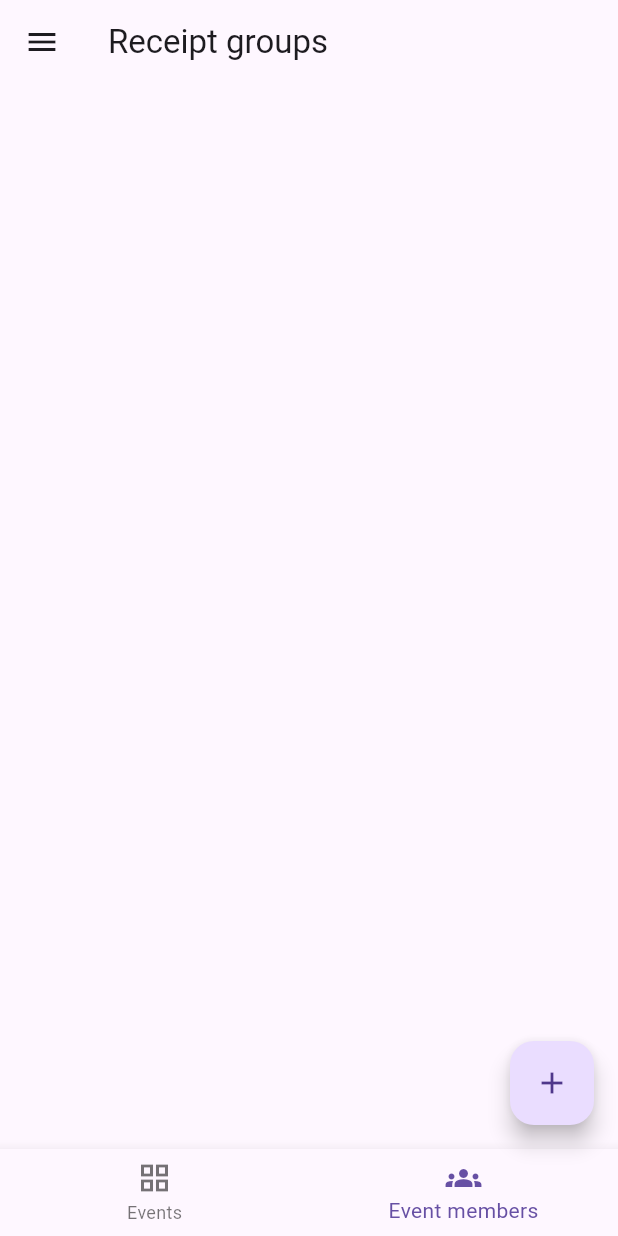
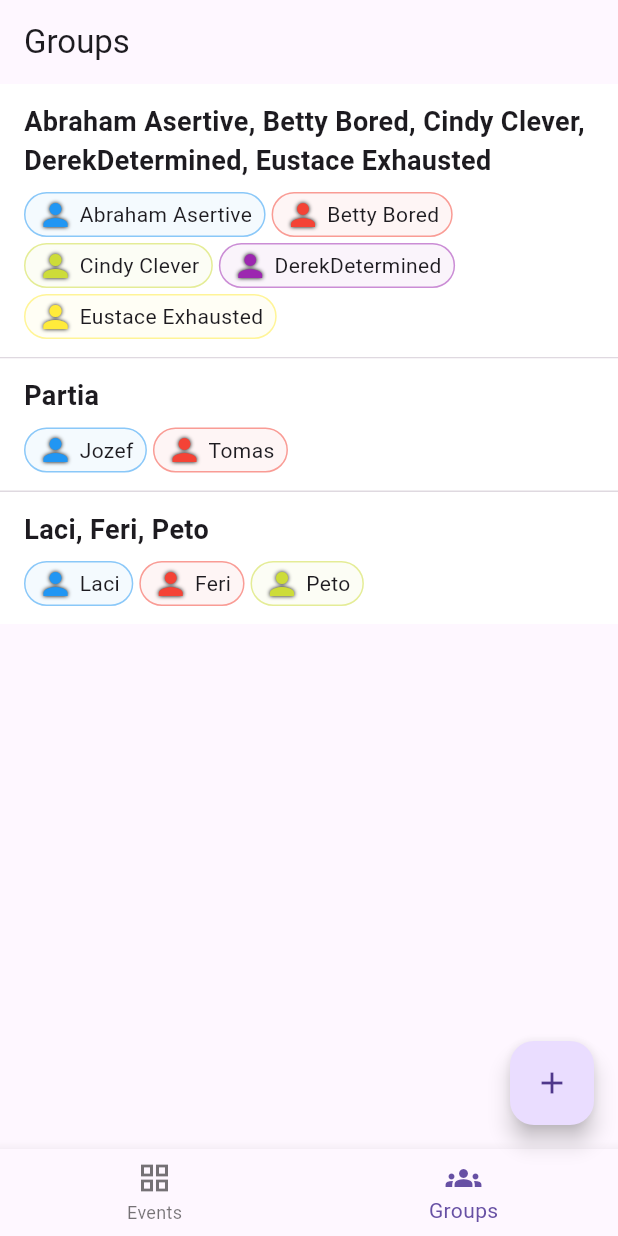
Before and after one commit to RoboBaranik/receipt_calculator, a Flutter app: the screen it shows after launch, item 2 of the bottom bar chosen, on a phone screen of 412 x 824 dp. Run offline on Flutter 3.47's test engine with Material 2 defaults, Android fonts, the phone set to English and light mode, and no system bars; our stand-ins replace expandable, flutter_slidable; missing offline and left inert: dart:ffi, qr_code_scanner.

Commit message:
Display all members

```diff
--- a/lib/pages/receipt_groups_page.dart
+++ b/lib/pages/receipt_groups_page.dart
@@ -1,3 +1,4 @@
+import 'package:collection/collection.dart';
 import 'package:flutter/material.dart';
 import 'package:receipt_calculator/data/receipt_payment.dart';
 import 'package:receipt_calculator/helper.dart';
@@ -6,12 +7,14 @@ import 'package:receipt_calculator/widgets/drawer.dart';
 import 'package:receipt_calculator/widgets/receipt_groups/date.dart';
 
 class ReceiptGroupsPage extends StatefulWidget {
-  static const String route = '/groups';
-  final List<Event> groups;
-  ReceiptGroupsPage({super.key, required this.groups}) {
-    for (var group in groups) {
-      if (group.receipts.isEmpty) {
-        group.receipts.addAll([Routes.mocked1, Routes.mocked2]);
+  static const String route = 'groups';
+  final List<Event> events;
+  final List<PersonGroup> memberGroups;
+  ReceiptGroupsPage(
+      {super.key, required this.events, required this.memberGroups}) {
+    for (var event in events) {
+      if (event.receipts.isEmpty) {
+        event.receipts.addAll([Routes.mocked1, Routes.mocked2]);
       }
     }
   }
@@ -28,10 +31,13 @@ class _ReceiptGroupsPageState extends State<ReceiptGroupsPage> {
   @override
   Widget build(BuildContext context) {
     return Scaffold(
-      appBar: AppBar(title: const Text('Receipt groups')),
-      drawer: const Drawer(
-        child: AppDrawer(currentRoute: Routes.receiptList),
-      ),
+      appBar: AppBar(
+          title: selectedTab == _ReceiptGroupsPageTab.groups
+              ? const Text('Events')
+              : const Text('Groups')),
+      // drawer: const Drawer(
+      //   child: AppDrawer(currentRoute: Routes.receiptList),
+      // ),
       floatingActionButton: FloatingActionButton(
         onPressed: () {
           // showDialog<Receipt>(
@@ -54,18 +60,17 @@ class _ReceiptGroupsPageState extends State<ReceiptGroupsPage> {
         }),
         items: const [
           BottomNavigationBarItem(icon: Icon(Icons.grid_view), label: 'Events'),
-          BottomNavigationBarItem(
-              icon: Icon(Icons.groups), label: 'Event members'),
+          BottomNavigationBarItem(icon: Icon(Icons.groups), label: 'Groups'),
         ],
       ),
-      body: [groupsTab(), membersTab()][selectedTab.index],
+      body: [eventsTab(), membersTab()][selectedTab.index],
     );
   }
 
-  Widget groupsTab() {
+  Widget eventsTab() {
     return ListView.separated(
         itemBuilder: (context, index) {
-          Event event = widget.groups.elementAt(index);
+          Event event = widget.events.elementAt(index);
           String groupName =
               'Abraham Asertive, Betty Bored, Cindy Clever'; //event.group.toString();
 
@@ -73,7 +78,8 @@ class _ReceiptGroupsPageState extends State<ReceiptGroupsPage> {
           return GestureDetector(
             behavior: HitTestBehavior.opaque,
             onTap: () {
-              debugPrint('Tapped');
+              Navigator.pushNamed(context, Routes.receiptList,
+                  arguments: event);
             },
             child: Container(
               decoration: const BoxDecoration(color: Colors.white),
@@ -143,6 +149,78 @@ class _ReceiptGroupsPageState extends State<ReceiptGroupsPage> {
   }
 
   Widget membersTab() {
-    return Container();
+    return ListView.separated(
+        itemBuilder: (context, index) {
+          PersonGroup group = widget.memberGroups.elementAt(index);
+          return Container(
+            decoration: const BoxDecoration(color: Colors.white),
+            padding: const EdgeInsets.symmetric(vertical: 12, horizontal: 16),
+            child: Column(
+              crossAxisAlignment: CrossAxisAlignment.start,
+              children: [
+                Text(
+                  group.toString(),
+                  style: TextStyle(fontWeight: FontWeight.bold, fontSize: 18),
+                ),
+                const SizedBox(height: 8),
+                Wrap(
+                  spacing: 4,
+                  runSpacing: 4,
+                  children: group.members
+                      .mapIndexed((index, member) => Container(
+                            decoration: BoxDecoration(
+                                color: Helper.colorPerPerson[index % 10]
+                                    .withOpacity(0.05),
+                                border: Border.all(
+                                    color: Helper.colorPerPerson[index % 10]
+                                        .withOpacity(0.5)),
+                                borderRadius: BorderRadius.circular(16)),
+                            padding: const EdgeInsets.symmetric(
+                                vertical: 2, horizontal: 8),
+                            child: Row(
+                              mainAxisSize: MainAxisSize.min,
+                              children: [
+                                Icon(
+                                  Icons.person,
+                                  color: Helper.colorPerPerson[index % 10],
+                                  shadows: const [
+                                    Shadow(color: Colors.black, blurRadius: 3)
+                                  ],
+                                ),
+                                const SizedBox(width: 4),
+                                Text(member.name)
+                              ],
+                            ),
+                          ))
+                      .toList(),
+                ),
+                // ...group.members
+                //     .mapIndexed((index, member) => Container(
+                //           decoration: BoxDecoration(
+                //               border: Border.all(color: Colors.black12),
+                //               borderRadius: BorderRadius.circular(16)),
+                //           padding:
+                //               const EdgeInsets.symmetric(vertical: 2, horizontal: 8),
+                //           child: Row(
+                //             mainAxisSize: MainAxisSize.min,
+                //             children: [
+                //               Icon(
+                //                 Icons.person,
+                //                 color: Helper.colorPerPerson[index % 10],
+                //               ),
+                //               const SizedBox(width: 4),
+                //               Text(member.name)
+                //             ],
+                //           ),
+                //         ))
+                //     .toList()
+              ],
+            ),
+          );
+        },
+        separatorBuilder: (context, index) {
+          return Container(height: 1, color: Colors.black12);
+        },
+        itemCount: widget.memberGroups.length);
   }
 }
--- a/lib/pages/receipt_list_page.dart
+++ b/lib/pages/receipt_list_page.dart
@@ -40,10 +40,20 @@ class _ReceiptListPageState extends State<ReceiptListPage> {
     widget.group.receipts
         .sort((a, b) => b.timeCreated.compareTo(a.timeCreated));
     return Scaffold(
-      appBar: AppBar(title: const Text('New Receipt list')),
-      drawer: const Drawer(
-        child: AppDrawer(currentRoute: Routes.receiptList),
-      ),
+      appBar: AppBar(
+          title: Column(
+        crossAxisAlignment: CrossAxisAlignment.start,
+        children: [
+          const Text('Event'),
+          Text(
+            '${widget.group.members.length} members, ${Helper.dateTimeToString(widget.group.timeCreated)}',
+            style: const TextStyle(fontSize: 12, color: Colors.black54),
+          ),
+        ],
+      )),
+      // drawer: const Drawer(
+      //   child: AppDrawer(currentRoute: Routes.receiptList),
+      // ),
       floatingActionButton: FloatingActionButton(
         onPressed: () {
           showDialog<Receipt>(
--- a/lib/routes.dart
+++ b/lib/routes.dart
@@ -11,7 +11,7 @@ import 'package:receipt_calculator/pages/receipt_summary_page.dart';
 import 'data/receipt_item.dart';
 
 class Routes {
-  static const String receiptList = 'receipt_list';
+  static const String receiptList = '/receipt_list';
   static const String receiptSummary = '/receipt_summary';
   static const String receipt = '/receipt';
   static const String receiptCreateManual = '/receipt_create_manual';
@@ -58,8 +58,10 @@ class Routes {
             transitionsBuilder: transition);
       case ReceiptGroupsPage.route:
         return PageRouteBuilder(
-            pageBuilder: (context, _, __) =>
-                ReceiptGroupsPage(groups: [mockedEvent]),
+            pageBuilder: (context, _, __) => ReceiptGroupsPage(
+                  events: [mockedEvent],
+                  memberGroups: [mockedGroup, mockedGroup2, mockedGroup3],
+                ),
             transitionsBuilder: transition);
 
       default:
@@ -90,9 +92,18 @@ class Routes {
   static Person personC = Person('Cindy Clever');
   static Person personD = Person('DerekDetermined');
   static Person personE = Person('Eustace Exhausted');
+  static Person personA2 = Person('Jozef');
+  static Person personB2 = Person('Tomas');
+  static Person personA3 = Person('Laci');
+  static Person personB3 = Person('Feri');
+  static Person personC3 = Person('Peto');
 
   static PersonGroup mockedGroup =
       PersonGroup(members: [personA, personB, personC, personD, personE]);
+  static PersonGroup mockedGroup2 =
+      PersonGroup(members: [personA2, personB2], name: 'Partia');
+  static PersonGroup mockedGroup3 =
+      PersonGroup(members: [personA3, personB3, personC3]);
   static Event mockedEvent = Event(
     group: mockedGroup,
     created: DateTime(1998, 12, 31, 13, 50),
```
